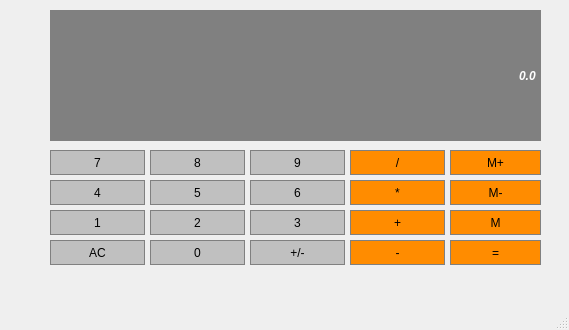
First picture: the form in calculator.ui, repository phakobyan/calculator, before the edit.
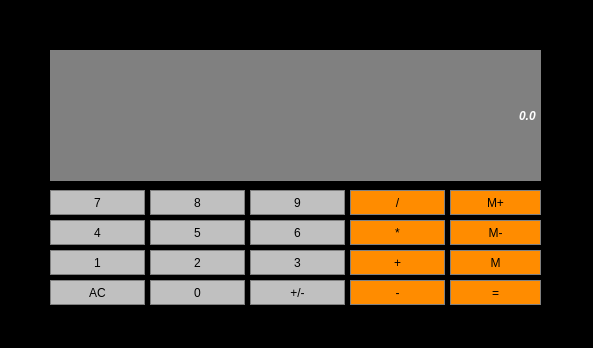
Second picture: the form after the edit.

What changed in the file:
```diff
--- a/calculator.ui
+++ b/calculator.ui
@@ -6,19 +6,22 @@
    <rect>
     <x>0</x>
     <y>0</y>
-    <width>569</width>
-    <height>330</height>
+    <width>593</width>
+    <height>348</height>
    </rect>
   </property>
   <property name="windowTitle">
    <string>Calculator</string>
   </property>
+  <property name="styleSheet">
+   <string notr="true">background-color: rgb(0, 0, 0);</string>
+  </property>
   <widget class="QWidget" name="centralwidget">
    <widget class="QLineEdit" name="Display">
     <property name="geometry">
      <rect>
       <x>50</x>
-      <y>10</y>
+      <y>50</y>
       <width>491</width>
       <height>131</height>
      </rect>
@@ -47,7 +50,7 @@
     <property name="geometry">
      <rect>
       <x>150</x>
-      <y>150</y>
+      <y>190</y>
       <width>95</width>
       <height>25</height>
      </rect>
@@ -79,7 +82,7 @@
     <property name="geometry">
      <rect>
       <x>250</x>
-      <y>150</y>
+      <y>190</y>
       <width>95</width>
       <height>25</height>
      </rect>
@@ -111,7 +114,7 @@
     <property name="geometry">
      <rect>
       <x>350</x>
-      <y>150</y>
+      <y>190</y>
       <width>95</width>
       <height>25</height>
      </rect>
@@ -143,7 +146,7 @@
     <property name="geometry">
      <rect>
       <x>450</x>
-      <y>150</y>
+      <y>190</y>
       <width>91</width>
       <height>25</height>
      </rect>
@@ -175,7 +178,7 @@
     <property name="geometry">
      <rect>
       <x>50</x>
-      <y>180</y>
+      <y>220</y>
       <width>95</width>
       <height>25</height>
      </rect>
@@ -207,7 +210,7 @@
     <property name="geometry">
      <rect>
       <x>150</x>
-      <y>180</y>
+      <y>220</y>
       <width>95</width>
       <height>25</height>
      </rect>
@@ -239,7 +242,7 @@
     <property name="geometry">
      <rect>
       <x>250</x>
-      <y>180</y>
+      <y>220</y>
       <width>95</width>
       <height>25</height>
      </rect>
@@ -271,7 +274,7 @@
     <property name="geometry">
      <rect>
       <x>350</x>
-      <y>180</y>
+      <y>220</y>
       <width>95</width>
       <height>25</height>
      </rect>
@@ -303,7 +306,7 @@
     <property name="geometry">
      <rect>
       <x>450</x>
-      <y>180</y>
+      <y>220</y>
       <width>91</width>
       <height>25</height>
      </rect>
@@ -335,7 +338,7 @@
     <property name="geometry">
      <rect>
       <x>50</x>
-      <y>210</y>
+      <y>250</y>
       <width>95</width>
       <height>25</height>
      </rect>
@@ -367,7 +370,7 @@
     <property name="geometry">
      <rect>
       <x>150</x>
-      <y>210</y>
+      <y>250</y>
       <width>95</width>
       <height>25</height>
      </rect>
@@ -399,7 +402,7 @@
     <property name="geometry">
      <rect>
       <x>250</x>
-      <y>210</y>
+      <y>250</y>
       <width>95</width>
       <height>25</height>
      </rect>
@@ -431,7 +434,7 @@
     <property name="geometry">
      <rect>
       <x>350</x>
-      <y>210</y>
+      <y>250</y>
       <width>95</width>
       <height>25</height>
      </rect>
@@ -463,7 +466,7 @@
     <property name="geometry">
      <rect>
       <x>450</x>
-      <y>210</y>
+      <y>250</y>
       <width>91</width>
       <height>25</height>
      </rect>
@@ -495,7 +498,7 @@
     <property name="geometry">
      <rect>
       <x>50</x>
-      <y>240</y>
+      <y>280</y>
       <width>95</width>
       <height>25</height>
      </rect>
@@ -527,7 +530,7 @@
     <property name="geometry">
      <rect>
       <x>150</x>
-      <y>240</y>
+      <y>280</y>
       <width>95</width>
       <height>25</height>
      </rect>
@@ -559,7 +562,7 @@
     <property name="geometry">
      <rect>
       <x>250</x>
-      <y>240</y>
+      <y>280</y>
       <width>95</width>
       <height>25</height>
      </rect>
@@ -591,7 +594,7 @@
     <property name="geometry">
      <rect>
       <x>350</x>
-      <y>240</y>
+      <y>280</y>
       <width>95</width>
       <height>25</height>
      </rect>
@@ -623,7 +626,7 @@
     <property name="geometry">
      <rect>
       <x>450</x>
-      <y>240</y>
+      <y>280</y>
       <width>91</width>
       <height>25</height>
      </rect>
@@ -655,7 +658,7 @@
     <property name="geometry">
      <rect>
       <x>50</x>
-      <y>150</y>
+      <y>190</y>
       <width>95</width>
       <height>25</height>
      </rect>
```
Left out of the diff: 5 changed lines with no effect on the pictures.
